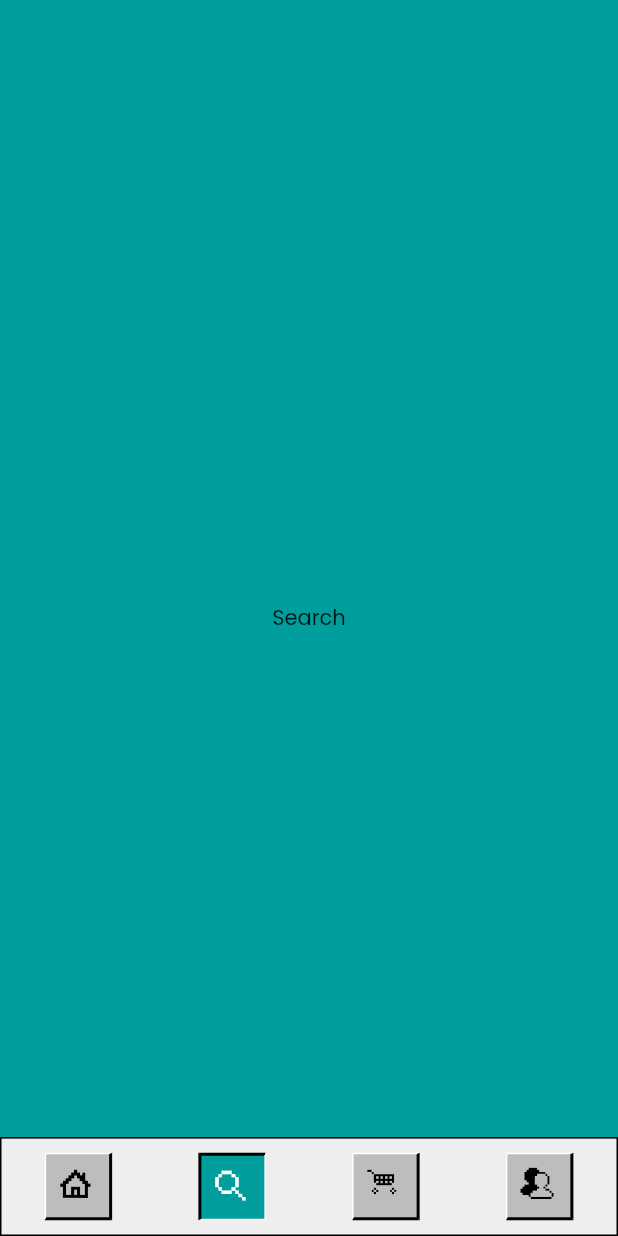
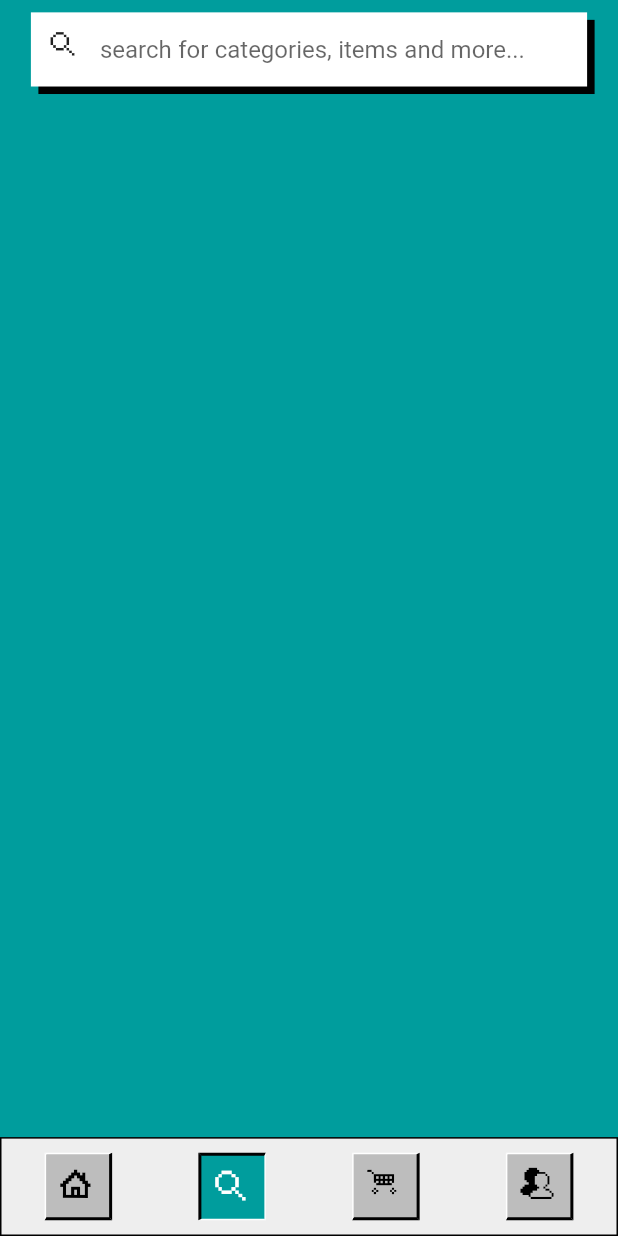
Before and after one commit to himanshusharma89/relic_bazaar, a Flutter app: the screen it shows after launch, swiped to page 2, on a phone screen of 412 x 824 dp. Run offline on Flutter 3.47's test engine with Material 2 defaults, Android fonts, the phone set to English and light mode, and no system bars; our stand-ins replace flutter_svg, google_fonts; statements that could not run were skipped.

Commit message:
Search screen

```diff
--- a/lib/main.dart
+++ b/lib/main.dart
@@ -2,6 +2,7 @@ import 'package:flutter/material.dart';
 import 'package:google_fonts/google_fonts.dart';
 import 'package:retro_shopping/cart.dart';
 import 'package:retro_shopping/screens/home.dart';
+import 'package:retro_shopping/screens/search.dart';
 import 'package:retro_shopping/splash.dart';
 import 'screens/ProfilePage.dart';
 import 'bottom_nav_bar.dart';
@@ -71,12 +72,7 @@ class _DashboardState extends State<Dashboard> {
               },
               children: [
                 Home(),
-                Container(
-                  // color: Colors.teal,
-                  child: Center(
-                    child: Text('Search'),
-                  ),
-                ),
+                Search(),
                 Cart(),
                 ProfilePage(),
               ],
--- /dev/null
+++ b/lib/screens/search.dart
@@ -0,0 +1,80 @@
+import 'package:flutter/material.dart';
+import 'package:retro_shopping/icons/my_flutter_app_icons.dart';
+
+class Search extends StatefulWidget {
+  @override
+  _SearchState createState() => _SearchState();
+}
+
+class _SearchState extends State<Search> {
+  @override
+  Widget build(BuildContext context) {
+    final height = MediaQuery.of(context).size.height;
+    final width = MediaQuery.of(context).size.width;
+    return SafeArea(
+      child: Padding(
+        padding: const EdgeInsets.symmetric(horizontal: 12),
+        child: Column(
+          children: [
+            SizedBox(height: height*0.01),
+            Stack(
+              children: [
+                Transform.translate(
+                  offset: Offset(5, 5),
+                  child: Container(
+                    height: height*0.06,
+                    width: width*0.9,
+                    color: Colors.black,
+                  ),
+                ),
+                Container(
+                  height: height*0.06,
+                  width: width*0.9,
+                  color: Color(0xffffffff),
+                  child: Padding(
+                    padding: const EdgeInsets.symmetric(horizontal: 12),
+                    child: Row(
+                      mainAxisAlignment: MainAxisAlignment.spaceBetween,
+                      children: [
+                        Icon(
+                          MyFlutterApp.search
+                        ),
+                        Expanded(
+                          child: TextFormField(
+                            style: TextStyle(
+                              fontFamily: 'pix M 8pt',
+                              fontSize: 16,
+                              color: const Color(0xff181818),
+                            ),
+                            decoration: InputDecoration(
+                              hintText: 'search for categories, items and more...',
+                              border: InputBorder.none,
+                              isDense: true,
+                              contentPadding: const EdgeInsets.symmetric(horizontal: 10,)
+                            ),
+                          )
+                        ),
+                        // Text(
+                        //   'search for categories, items and more...',
+                        //   style: TextStyle(
+                        //     fontFamily: 'pix M 8pt',
+                        //     fontSize: 15,
+                        //     color: const Color(0xff181818),
+                        //   ),
+                        //   textAlign: TextAlign.left,
+                        // ),
+                        // Icon(
+                        //   MyFlutterApp.search
+                        // ),
+                      ],
+                    ),
+                  ),
+                ),
+              ],
+            ),
+          ],
+        ),
+      ),
+    );
+  }
+}
```
